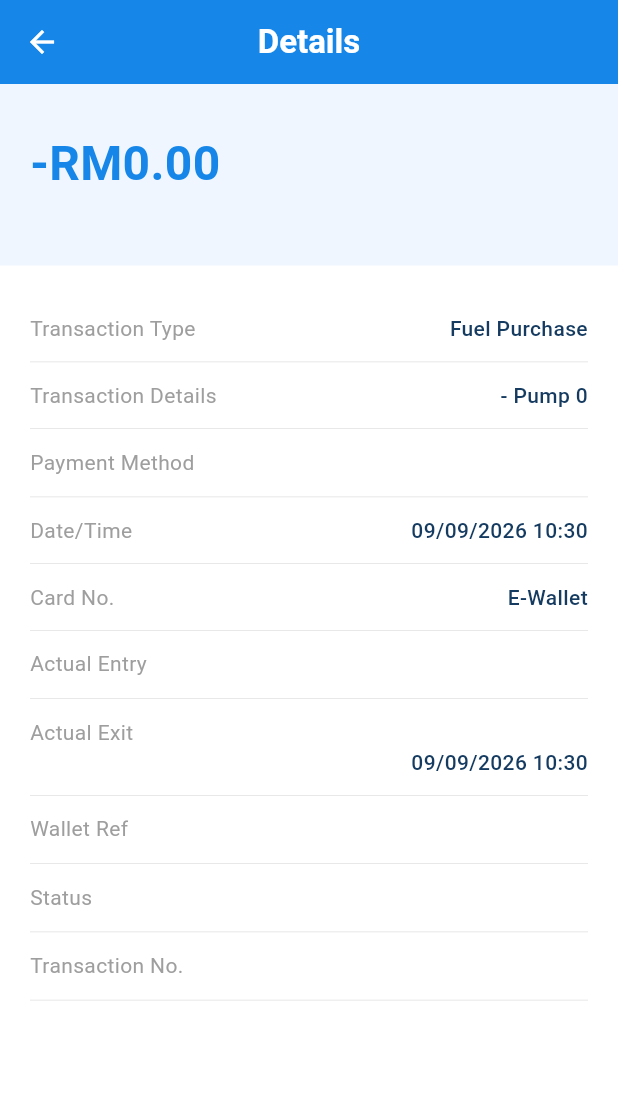
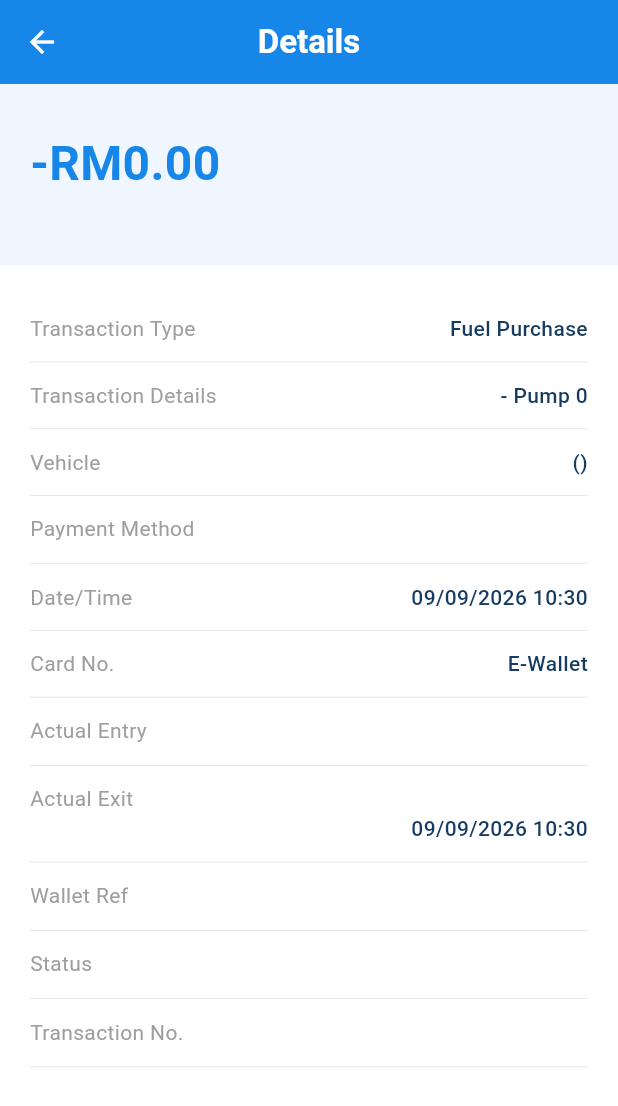
Before and after one commit to xianluan0901-maker/fuelwise, a Flutter app: the PaymentHistoryDetailScreen screen opened directly with empty values, on a phone screen of 412 x 824 dp. Shown: the top 1106 px of the screen. Run offline on Flutter 3.47's test engine with Material 3 defaults, Android fonts, the phone set to English and light mode, and no system bars; our stand-ins replace fl_chart, geolocator, qr_flutter, shared_preferences, sqflite, supabase_flutter and 1 more; accounts and stored records are empty.

Commit message:
Update payment flow and fuel station API

```diff
--- a/lib/features/fuel_station/services/fuel_station_service.dart
+++ b/lib/features/fuel_station/services/fuel_station_service.dart
@@ -5,7 +5,7 @@ import 'package:fuelwisee/features/fuel_station/models/fuel_station_model.dart';
 
 class FuelStationService {
   static const String apiKey =
-      'AIzaSyDSQNknVhOAC8Sd_Dd5pv4X2UA_K8E_-J0';
+      'AIzaSyArrvj4hHs0Siwe9ZDSw6ewVy9pkxSU_l0';
 
   static const String _placesBase =
       'https://places.googleapis.com/v1';
--- a/lib/features/payment/models/payment_model.dart
+++ b/lib/features/payment/models/payment_model.dart
@@ -154,6 +154,8 @@ class PaymentTransaction {
   final String stationName;
   final String? stationAddress;
   final String? vehicleId;
+  final String? vehicleName;
+  final String? vehiclePlate;
   final int pumpNumber;
   final String fuelType;
   final double quantityLiters;
@@ -176,6 +178,8 @@ class PaymentTransaction {
     required this.stationName,
     this.stationAddress,
     this.vehicleId,
+    this.vehicleName,
+    this.vehiclePlate,
     required this.pumpNumber,
     required this.fuelType,
     required this.quantityLiters,
@@ -200,6 +204,8 @@ class PaymentTransaction {
       stationName: json['station_name'].toString(),
       stationAddress: json['station_address']?.toString(),
       vehicleId: json['vehicle_id']?.toString(),
+      vehicleName: json['vehicle_name']?.toString(),
+      vehiclePlate: json['vehicle_plate']?.toString(),
       pumpNumber: json['pump_number'] ?? 0,
       fuelType: json['fuel_type'].toString(),
       quantityLiters: (json['quantity_liters'] ?? 0).toDouble(),
@@ -225,6 +231,8 @@ class PaymentTransaction {
       'station_name': stationName,
       'station_address': stationAddress,
       'vehicle_id': vehicleId,
+      'vehicle_name': vehicleName,
+      'vehicle_plate': vehiclePlate,
       'pump_number': pumpNumber,
       'fuel_type': fuelType,
       'quantity_liters': quantityLiters,
--- a/lib/features/payment/screens/payment_history_detail_screen.dart
+++ b/lib/features/payment/screens/payment_history_detail_screen.dart
@@ -21,7 +21,6 @@ class PaymentHistoryDetailScreen extends StatelessWidget {
         child: Column(
           crossAxisAlignment: CrossAxisAlignment.start,
           children: [
-
             Container(
               width: double.infinity,
               padding: const EdgeInsets.fromLTRB(20, 30, 20, 20),
@@ -30,7 +29,6 @@ class PaymentHistoryDetailScreen extends StatelessWidget {
                 crossAxisAlignment: CrossAxisAlignment.start,
                 children: [
                   Text(
-
                     '-RM${transaction.totalAmount.toStringAsFixed(2)}',
                     style: const TextStyle(
                       fontSize: 32,
@@ -40,7 +38,7 @@ class PaymentHistoryDetailScreen extends StatelessWidget {
                   ),
                   const SizedBox(height: 4),
                   Text(
-                    transaction.status.toUpperCase(), // "SUCCESSFUL"
+                    transaction.status.toUpperCase(),
                     style: const TextStyle(
                       color: Colors.green,
                       fontWeight: FontWeight.bold,
@@ -50,19 +48,20 @@ class PaymentHistoryDetailScreen extends StatelessWidget {
                 ],
               ),
             ),
-
-
             Padding(
               padding: const EdgeInsets.all(20.0),
               child: Column(
                 children: [
                   _buildDetailRow('Transaction Type', 'Fuel Purchase'),
                   _buildDetailRow('Transaction Details', '${transaction.fuelType} - Pump ${transaction.pumpNumber}'),
+                  // ⭐ 新增：车辆信息
+                  if (transaction.vehicleName != null && transaction.vehiclePlate != null)
+                    _buildDetailRow('Vehicle', '${transaction.vehicleName} (${transaction.vehiclePlate})'),
                   _buildDetailRow('Payment Method', transaction.paymentMethod),
-                  _buildDetailRow('Date/Time', _formatFullDate(transaction.createdAt)), // 红框 1
+                  _buildDetailRow('Date/Time', _formatFullDate(transaction.createdAt)),
                   _buildDetailRow('Card No.', 'E-Wallet'),
-                  _buildDetailRow('Actual Entry', transaction.stationName), // 红框 2
-                  _buildDetailRow('Actual Exit', '${transaction.stationName}\n${_formatFullDate(transaction.createdAt)}'), // 红框 3
+                  _buildDetailRow('Actual Entry', transaction.stationName),
+                  _buildDetailRow('Actual Exit', '${transaction.stationName}\n${_formatFullDate(transaction.createdAt)}'),
                   _buildDetailRow('Wallet Ref', transaction.transactionId),
                   _buildDetailRow('Status', transaction.status),
                   _buildDetailRow('Transaction No.', transaction.id),
@@ -74,7 +73,6 @@ class PaymentHistoryDetailScreen extends StatelessWidget {
       ),
     );
   }
-
 
   Widget _buildDetailRow(String label, String value) {
     return Container(
@@ -108,7 +106,6 @@ class PaymentHistoryDetailScreen extends StatelessWidget {
     );
   }
 
-
   String _formatFullDate(DateTime date) {
     return '${date.day.toString().padLeft(2, '0')}/${date.month.toString().padLeft(2, '0')}/${date.year} ${date.hour.toString().padLeft(2, '0')}:${date.minute.toString().padLeft(2, '0')}';
   }
--- a/lib/features/payment/screens/receipt_page.dart
+++ b/lib/features/payment/screens/receipt_page.dart
@@ -102,6 +102,10 @@ class ReceiptPage extends StatelessWidget {
     );
   }
 
+  // ============================================================
+  // ⭐ 只改了这个方法：加了车辆信息
+  // ============================================================
+
   Widget _buildTransactionDetails() {
     return Container(
       padding: const EdgeInsets.all(17),
@@ -129,21 +133,35 @@ class ReceiptPage extends StatelessWidget {
             ),
           ),
           const Divider(color: Color(0xFFE4EBF2), height: 20),
+
+          // ⭐ Station 信息
           _buildDetailRow('⛽ Station', transaction.stationName),
+
+          // ⭐ 新增：车辆信息（如果有）
+          if (transaction.vehicleName != null && transaction.vehiclePlate != null)
+            _buildDetailRow(
+              '🚗 Vehicle',
+              '${transaction.vehicleName} (${transaction.vehiclePlate})',
+            ),
+
           if (transaction.stationAddress != null)
             _buildDetailRow('📍 Address', transaction.stationAddress!),
+
           _buildDetailRow('🔢 Pump', '${transaction.pumpNumber}'),
           _buildDetailRow('⛽ Fuel', transaction.fuelType),
           _buildDetailRow('📊 Quantity', '${transaction.quantityLiters.toStringAsFixed(1)} L'),
           _buildDetailRow('💰 Subtotal', 'RM${transaction.subtotal.toStringAsFixed(2)}'),
+
           if (transaction.voucherDiscount > 0)
             _buildDetailRow('🎫 Discount', '-RM${transaction.voucherDiscount.toStringAsFixed(2)}', valueColor: Colors.green),
+
           _buildDetailRow(
             '💳 Total Amount',
             'RM${transaction.totalAmount.toStringAsFixed(2)}',
             isBold: true,
             valueColor: const Color(0xFF1687E8),
           ),
+
           _buildDetailRow('💳 Paid Via', transaction.paymentMethod),
           _buildDetailRow('⭐ Points Earned', '+${transaction.pointsEarned} pts', valueColor: Colors.orange),
           _buildDetailRow('📅 Date & Time', _formatDate(transaction.createdAt)),
--- a/lib/features/payment/services/payment_service.dart
+++ b/lib/features/payment/services/payment_service.dart
@@ -213,6 +213,8 @@ class PaymentService {
     required String stationName,
     String? stationAddress,
     String? vehicleId,
+    String? vehicleName,      // ⭐ 新增
+    String? vehiclePlate,     // ⭐ 新增
     required int pumpNumber,
     required String fuelType,
     required double quantityLiters,
@@ -272,6 +274,8 @@ class PaymentService {
       stationName: stationName,
       stationAddress: stationAddress,
       vehicleId: vehicleId,
+      vehicleName: vehicleName,      // ⭐ 新增
+      vehiclePlate: vehiclePlate,    // ⭐ 新增
       pumpNumber: pumpNumber,
       fuelType: fuelType,
       quantityLiters: quantityLiters,
```
Also changed, not shown: lib/features/payment/screens/payment_history_screen.dart (+146 -16 lines), lib/features/payment/screens/payment_method_page.dart (+8 -1 lines), lib/features/payment/screens/payment_page.dart (+26 -28 lines).
